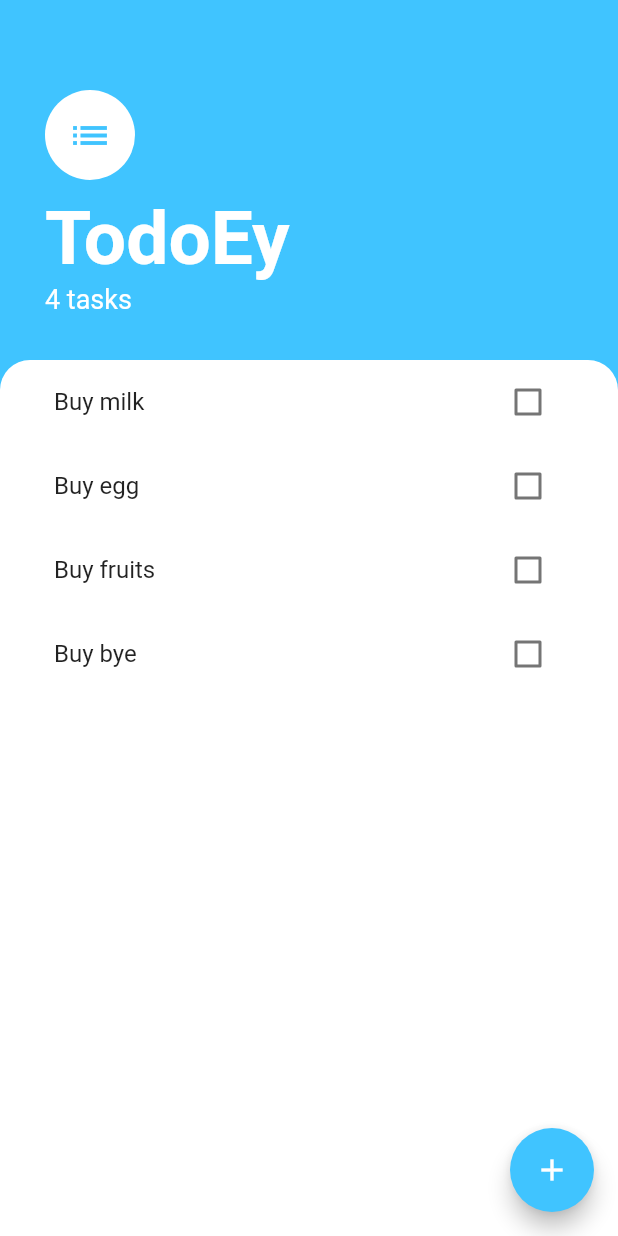
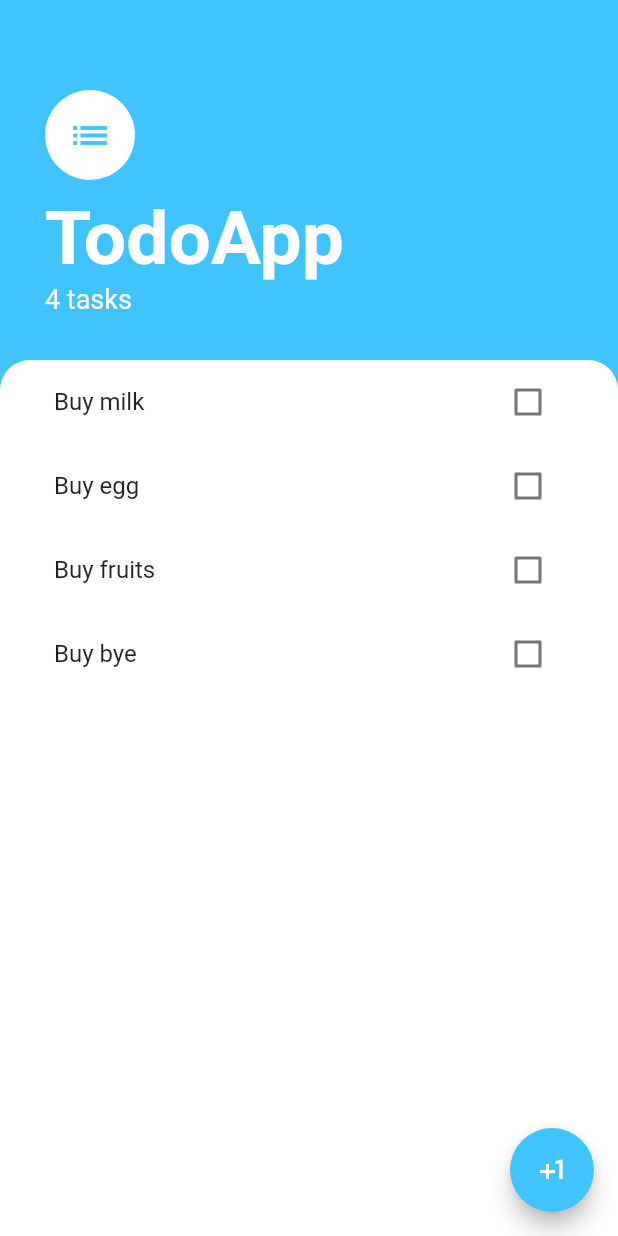
Before and after one commit to flutter-er/todo_app_flutter, a Flutter app: the screen it shows after launch, on a phone screen of 412 x 824 dp. Run offline on Flutter 3.47's test engine with Material 2 defaults, Android fonts, the phone set to English and light mode, and no system bars.

Commit message:
changed icon add to plus

```diff
--- a/lib/screens/task_screen.dart
+++ b/lib/screens/task_screen.dart
@@ -21,7 +21,7 @@ class TaskScreen extends StatelessWidget {
                           child: AddTaskScreen()),
                     ));
           },
-          child: Icon(Icons.add),
+          child: Icon(Icons.plus_one),
           backgroundColor: Colors.lightBlueAccent,
         ),
         backgroundColor: Colors.lightBlueAccent,
@@ -46,7 +46,7 @@ class TaskScreen extends StatelessWidget {
                     height: 10,
                   ),
                   Text(
-                    "TodoEy",
+                    "TodoApp",
                     style: TextStyle(
                         color: Colors.white,
                         fontWeight: FontWeight.w700,
```
